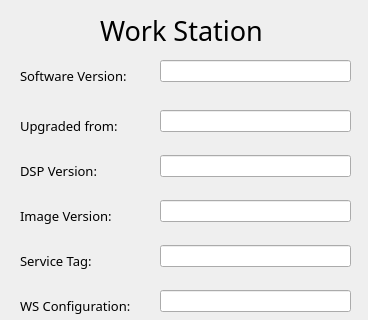
Old version of the form Code/Forms/workstation_dialog.ui in the repository EranYonai/Auto-Baseline; both pictures show x 0 to 368 and y 0 to 320 of the 368 by 568 pixel window.
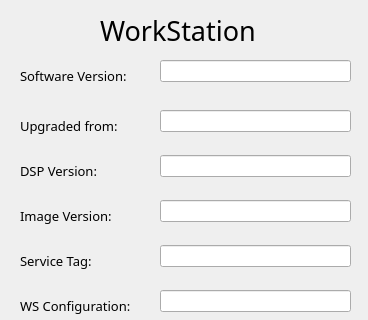
New version of the form.

The edit to the form file:
```diff
--- a/Code/Forms/workstation_dialog.ui
+++ b/Code/Forms/workstation_dialog.ui
@@ -105,7 +105,7 @@
     </font>
    </property>
    <property name="text">
-    <string>Work Station</string>
+    <string>WorkStation</string>
    </property>
   </widget>
   <widget class="QLabel" name="label_4">
```
